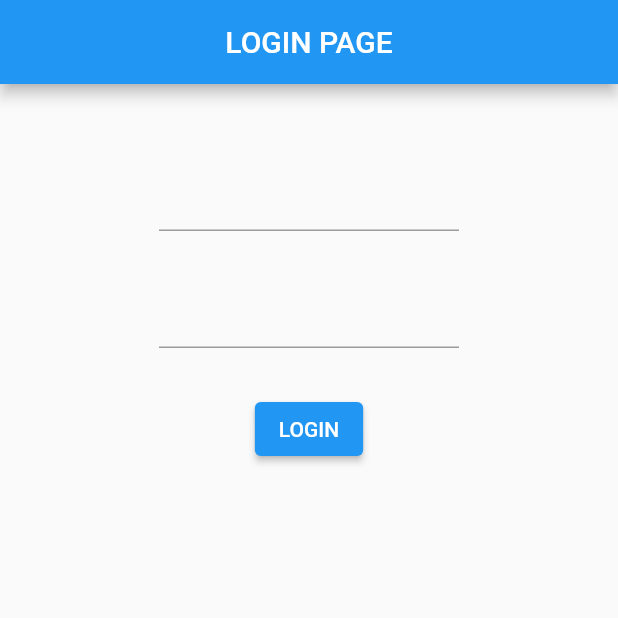
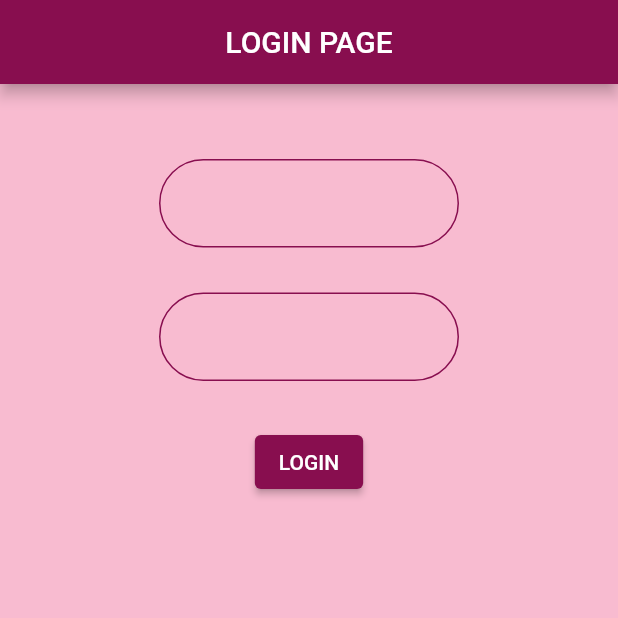
Before and after one commit to laibasohail2001/login-form, a Flutter app: the screen it shows after launch, on a phone screen of 412 x 824 dp, the top half of it. Run offline on Flutter 3.47's test engine with Material 2 defaults, Android fonts, the phone set to English and light mode, and no system bars.

Commit message:
Login form

```diff
--- a/lib/main.dart
+++ b/lib/main.dart
@@ -10,15 +10,28 @@ class MyApp extends StatelessWidget {
     return MaterialApp(
       debugShowCheckedModeBanner: false,
       home: Scaffold(
+
        appBar: AppBar(
+         backgroundColor: Colors.pink[900],
          title: Center(child: Text("LOGIN PAGE"),),),
-         body: Center(
+         body:
+
+         Center(
+
            child: Column(
              children: [
                SizedBox(height: 50,),
                Container(
                  width: 200,
                  child: TextField(
+                   decoration: InputDecoration(
+                     enabledBorder: OutlineInputBorder(borderSide: BorderSide(color: Colors.pink[900]),
+                     borderRadius: BorderRadius.all(Radius.circular(30))
+                     ),
+                     focusedBorder: OutlineInputBorder(borderSide: BorderSide(color: Colors.pink[900]),
+                     borderRadius: BorderRadius.all(Radius.circular(30))
+                     ),
+                     ),
 
                  ),
 
@@ -27,15 +40,31 @@ class MyApp extends StatelessWidget {
                 Container(
                  width: 200,
                  child: TextField(
+                   decoration: InputDecoration(
+                     enabledBorder: OutlineInputBorder(borderSide: BorderSide(color: Colors.pink[900]),
+                     borderRadius: BorderRadius.all(Radius.circular(30))
+                     ),
+                     focusedBorder: OutlineInputBorder(borderSide: BorderSide(color: Colors.pink[900]),
+                     borderRadius: BorderRadius.all(Radius.circular(30))
+                     ),
+                     ),
+
+
 
                  ),
 
                ),
                SizedBox(height: 30,),
-               ElevatedButton(onPressed: (){}, child: Text("LOGIN"),)
-             ],)
-           ,),
+               ElevatedButton(onPressed: (){},
+               child: Text("LOGIN") ,
+               style: ElevatedButton.styleFrom(primary: Colors.pink[900])
+             ),
+             ],
+           ),
+
       ),
+      backgroundColor: Colors.pink[100],
+    ),
     );
   }
 }
```
